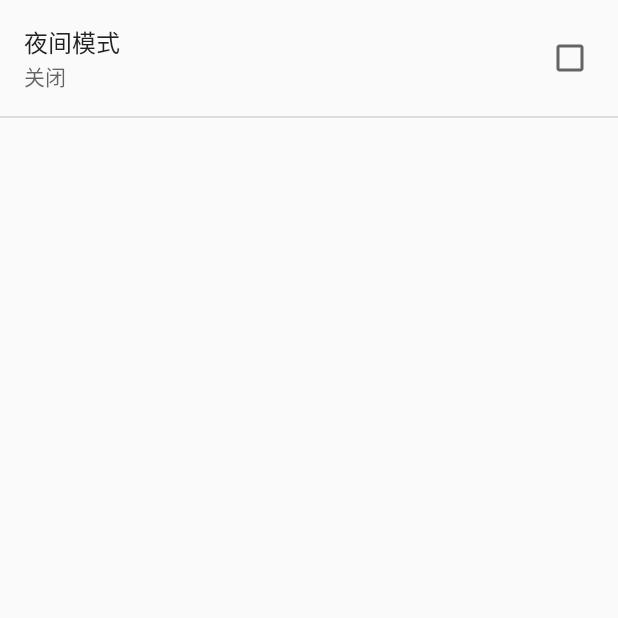
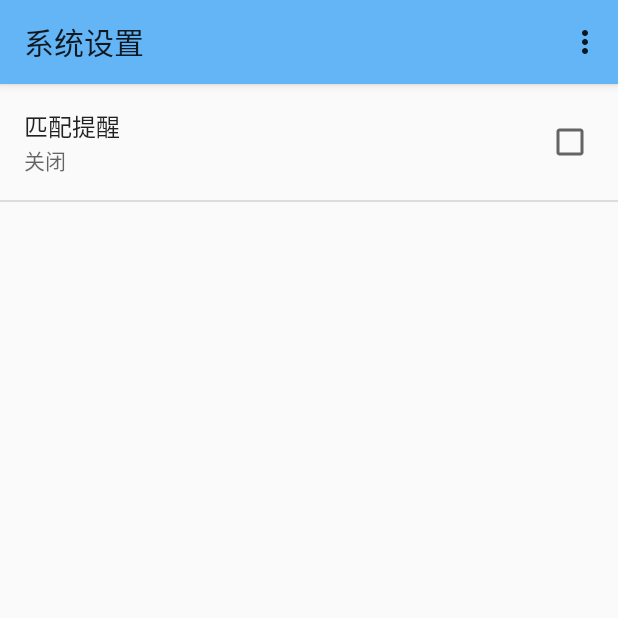
Before and after one commit to qwordy/Meet, an Android app: the screen it shows after launch (SystemSettings), in the options menu, after a tap on "系统设置", on a phone screen of 412 x 824 dp, the top half of it. Run offline under Robolectric (Android 15) with nearby library versions, the phone set to English and light mode, and no system bars.

Commit message:
系统设置

```diff
--- a/code/Meet/meet/src/main/AndroidManifest.xml
+++ b/code/Meet/meet/src/main/AndroidManifest.xml
@@ -33,10 +33,7 @@
         <activity
             android:name="sjtu.se.Activity.Setting.SystemSettings"
             android:label="@string/title_activity_system_settings"
-            android:parentActivityName="android.preference.PreferenceActivity" >
-            <meta-data
-                android:name="android.support.PARENT_ACTIVITY"
-                android:value="android.preference.PreferenceActivity" />
+            android:parentActivityName="sjtu.se.Activity.Search.Search" >
         </activity>
         <activity
             android:name="sjtu.se.Activity.Information.BaseInfoSettings"
--- a/code/Meet/meet/src/main/java/sjtu/se/Activity/Setting/SystemSettings.java
+++ b/code/Meet/meet/src/main/java/sjtu/se/Activity/Setting/SystemSettings.java
@@ -1,6 +1,9 @@
 package sjtu.se.Activity.Setting;
 
+import android.support.v7.app.AppCompatActivity;
+import android.support.v7.widget.Toolbar;
 import android.view.KeyEvent;
+import sjtu.se.Fragment.Pref_Fragment;
 import sjtu.se.Meet.R;
 
 import android.content.BroadcastReceiver;
@@ -10,17 +13,12 @@ import android.content.IntentFilter;
 import android.os.Bundle;
 import android.view.Menu;
 import android.view.MenuItem;
-import android.preference.CheckBoxPreference;
-import android.preference.Preference;
-import android.preference.PreferenceManager;
-import android.preference.Preference.OnPreferenceChangeListener;
-import android.preference.PreferenceActivity;
 import sjtu.se.Activity.ActivityControlCenter;
 
-public class SystemSettings extends PreferenceActivity {
+public class SystemSettings extends AppCompatActivity {
 
 	//public static boolean dayOrNightChange = false;
-	public static boolean night = false;
+	//public static boolean night = false;
 
 	private IntentFilter intentFilter;
 	private BroadcastReceiver receiver = new BroadcastReceiver() {
@@ -33,7 +31,6 @@ public class SystemSettings extends PreferenceActivity {
 		}
 	};
 
-	@SuppressWarnings("deprecation")
 	@Override
 
 	protected void onCreate(Bundle savedInstanceState) {
@@ -41,36 +38,17 @@ public class SystemSettings extends PreferenceActivity {
 		//SystemSettings.dayOrNight(this);
 
 		super.onCreate(savedInstanceState);
-		//setContentView(R.layout.activity_system_settings);
-		addPreferencesFromResource(R.xml.system);
+		setContentView(R.layout.activity_pref);
+
+		Toolbar myToolbar = (Toolbar) findViewById(R.id.my_toolbar);
+		setSupportActionBar(myToolbar);
+
+		getFragmentManager().beginTransaction().replace(R.id.pref_fragment_container, new Pref_Fragment()).commit();
 
 		intentFilter = new IntentFilter();
 		intentFilter.addAction(ActivityControlCenter.ACTIVITY_EXIT_ACTION);
 		this.registerReceiver(receiver, intentFilter);
 
-		//ActivityControlCenter.personal_base_info = getSharedPreferences("test", MODE_WORLD_READABLE & MODE_WORLD_WRITEABLE);
-		//System.out.println(ActivityControlCenter.personal_base_info.getString("test", null));
-
-		CheckBoxPreference nightModel = (CheckBoxPreference) findPreference("day_or_night");
-		nightModel.setOnPreferenceChangeListener(new OnPreferenceChangeListener(){
-
-			@Override
-			public boolean onPreferenceChange(Preference preference, Object newValue) {
-				//SystemSettings.dayOrNightChange = true;
-				//SystemSettings.day = PreferenceManager.getDefaultSharedPreferences(this).getBoolean("day_or_night", false);
-				recreate();
-				return true;
-			}
-		});
-	}
-
-	public static void dayOrNight(Context context){
-		boolean b = PreferenceManager.getDefaultSharedPreferences(context).getBoolean("day_or_night", false);
-		night = b;
-		if (b)
-			context.setTheme(android.R.style.Theme_Holo);
-		else
-			context.setTheme(android.R.style.Theme_Holo_Light);
 	}
 
 	@Override
@@ -83,9 +61,8 @@ public class SystemSettings extends PreferenceActivity {
 
 	@Override
 	public boolean onCreateOptionsMenu(Menu menu) {
-
 		// Inflate the menu; this adds items to the action bar if it is present.
-		getMenuInflater().inflate(R.menu.system_settings, menu);
+		getMenuInflater().inflate(R.menu.search, menu);
 		return true;
 	}
 
@@ -95,9 +72,13 @@ public class SystemSettings extends PreferenceActivity {
 		// automatically handle clicks on the Home/Up button, so long
 		// as you specify a parent activity in AndroidManifest.xml.
 		int id = item.getItemId();
-		if (id == android.R.id.home){
-			this.finish();
+
+		//noinspection SimplifiableIfStatement
+		if (id == R.id.action_settings) {
+			//this.startActivity(new Intent(SystemSettings.this, SystemSettings.class));
+			return false;
 		}
+
 		return super.onOptionsItemSelected(item);
 	}
 
--- /dev/null
+++ b/code/Meet/meet/src/main/java/sjtu/se/Fragment/Pref_Fragment.java
@@ -0,0 +1,13 @@
+package sjtu.se.Fragment;
+
+import android.os.Bundle;
+import android.preference.PreferenceFragment;
+import sjtu.se.Meet.R;
+
+public class Pref_Fragment extends PreferenceFragment {
+    @Override
+    public void onCreate(final Bundle savedInstanceState){
+        super.onCreate(savedInstanceState);
+        addPreferencesFromResource(R.xml.system);
+    }
+}
--- /dev/null
+++ b/code/Meet/meet/src/main/res/layout/activity_pref.xml
@@ -0,0 +1,20 @@
+<?xml version="1.0" encoding="utf-8"?>
+<LinearLayout xmlns:android="http://schemas.android.com/apk/res/android"
+              xmlns:app="http://schemas.android.com/apk/res-auto"
+              android:orientation="vertical"
+              android:layout_width="match_parent"
+              android:layout_height="match_parent">
+    <android.support.v7.widget.Toolbar
+            android:id="@+id/my_toolbar"
+            android:layout_width="match_parent"
+            android:layout_height="?attr/actionBarSize"
+            android:background="@color/actionbar_background"
+            android:elevation="4dp"
+            android:theme="@style/ThemeOverlay.AppCompat.ActionBar"
+            app:popupTheme="@style/ThemeOverlay.AppCompat.Light"/>
+    <FrameLayout
+            android:id="@+id/pref_fragment_container"
+            android:layout_width="match_parent"
+            android:layout_height="match_parent" />
+
+</LinearLayout>
--- a/code/Meet/meet/src/main/res/xml/system.xml
+++ b/code/Meet/meet/src/main/res/xml/system.xml
@@ -1,6 +1,11 @@
 <?xml version="1.0" encoding="utf-8"?>
 <PreferenceScreen xmlns:android="http://schemas.android.com/apk/res/android" >
-    <CheckBoxPreference android:summary="@string/off" android:key="day_or_night" android:summaryOn="@string/on" android:title="夜间模式" android:defaultValue="false" android:summaryOff="@string/off" android:enabled="true" android:disableDependentsState="false"/>
-
-
+    <CheckBoxPreference android:summary="@string/off"
+                        android:key="day_or_night"
+                        android:summaryOn="@string/on"
+                        android:title="匹配提醒"
+                        android:defaultValue="false"
+                        android:summaryOff="@string/off"
+                        android:enabled="true"
+                        android:disableDependentsState="false"/>
 </PreferenceScreen>
```
